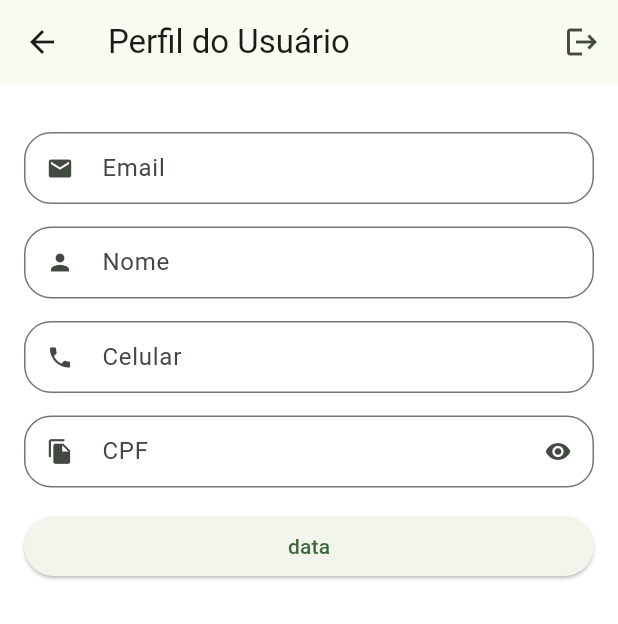
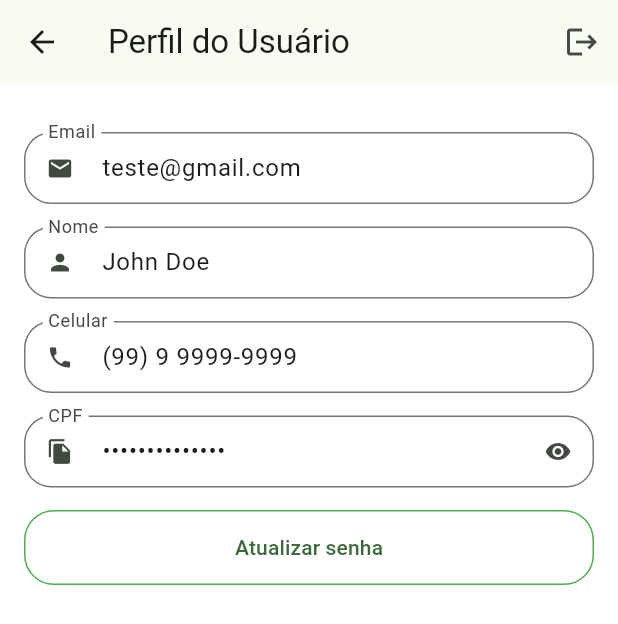
Before and after one commit to juriaCardozo/greengrocer-getx, a Flutter app: the ProfileTab screen opened directly, on a phone screen of 412 x 824 dp. Shown: the top 624 px of the screen. Run offline on Flutter 3.47's test engine with Material 2 defaults, Android fonts, the phone set to English and light mode, and no system bars; our stand-ins replace animated_text_kit, mask_text_input_formatter.

Commit message:
Fixando dados da tab perfil

```diff
--- a/lib/src/config/app_data.dart
+++ b/lib/src/config/app_data.dart
@@ -82,7 +82,7 @@ List<CartItemModel> cartItems = [
 UserModel user = UserModel(
   name: 'John Doe',
   email: 'teste@gmail.com',
-  celular: '(99) 9 9999-9999',
+  phone: '(99) 9 9999-9999',
   cpf: '999.999.999-99',
-  senha: '',
+  password: '',
 );
--- a/lib/src/models/user_model.dart
+++ b/lib/src/models/user_model.dart
@@ -1,15 +1,15 @@
 class UserModel {
   String name;
   String email;
-  String celular;
+  String phone;
   String cpf;
-  String senha;
+  String password;
 
   UserModel({
     required this.name,
     required this.email,
-    required this.celular,
+    required this.phone,
     required this.cpf,
-    required this.senha,
+    required this.password,
   });
 }
--- a/lib/src/pages/common_widgets/custom_text_field.dart
+++ b/lib/src/pages/common_widgets/custom_text_field.dart
@@ -7,13 +7,18 @@ class CustomTextField extends StatefulWidget {
   final String label;
   final bool isSecret;
   final List<TextInputFormatter>? inputFormatters;
+  final String? initialValue;
+  final bool readOnly;
 
-  const CustomTextField(
-      {super.key,
-      required this.icon,
-      required this.label,
-      this.isSecret = false,
-      this.inputFormatters});
+  const CustomTextField({
+    super.key,
+    required this.icon,
+    required this.label,
+    this.isSecret = false,
+    this.inputFormatters,
+    this.initialValue,
+    this.readOnly = false,
+  });
 
   @override
   State<CustomTextField> createState() => _CustomTextFieldState();
@@ -32,6 +37,8 @@ class _CustomTextFieldState extends State<CustomTextField> {
     return Padding(
       padding: const EdgeInsets.only(bottom: 15),
       child: TextFormField(
+        readOnly: widget.readOnly,
+        initialValue: widget.initialValue,
         inputFormatters: widget.inputFormatters,
         obscureText: isObscure,
         decoration: InputDecoration(
--- a/lib/src/pages/profile/profile_tab.dart
+++ b/lib/src/pages/profile/profile_tab.dart
@@ -1,6 +1,6 @@
 import 'package:flutter/material.dart';
 import 'package:greengrocer/src/pages/common_widgets/custom_text_field.dart';
-import 'package:greengrocer/src/models/user_model.dart' as app_data;
+import 'package:greengrocer/src/config/app_data.dart' as app_data;
 
 class ProfileTab extends StatelessWidget {
   const ProfileTab({super.key});
@@ -10,36 +10,42 @@ class ProfileTab extends StatelessWidget {
     return Scaffold(
       // AppBar
       appBar: AppBar(
-        title: Text('Perfil do Usuário'),
+        title: const Text('Perfil do Usuário'),
         actions: [
           // Botão Logout
           IconButton(
             onPressed: () {},
-            icon: Icon(Icons.logout),
+            icon: const Icon(Icons.logout),
           ),
         ],
       ),
 
       body: ListView(
-        physics: BouncingScrollPhysics(),
-        padding: EdgeInsets.fromLTRB(16, 32, 16, 16),
+        physics: const BouncingScrollPhysics(),
+        padding: const EdgeInsets.fromLTRB(16, 32, 16, 16),
         children: [
           // Email
           CustomTextField(
             icon: Icons.email,
             label: 'Email',
+            initialValue: app_data.user.email,
+            readOnly: true,
           ),
 
           // Nome
           CustomTextField(
             icon: Icons.person,
             label: 'Nome',
+            initialValue: app_data.user.name,
+            readOnly: true,
           ),
 
           // Celular
           CustomTextField(
             icon: Icons.phone,
             label: 'Celular',
+            initialValue: app_data.user.phone,
+            readOnly: true,
           ),
 
           // CPF
@@ -47,13 +53,24 @@ class ProfileTab extends StatelessWidget {
             icon: Icons.file_copy,
             label: 'CPF',
             isSecret: true,
+            initialValue: app_data.user.cpf,
+            readOnly: true,
           ),
 
           // Botão Atualizar Senha
           SizedBox(
-            child: ElevatedButton(
+            height: 50,
+            child: OutlinedButton(
+              style: OutlinedButton.styleFrom(
+                shape: RoundedRectangleBorder(
+                  borderRadius: BorderRadius.circular(20),
+                ),
+                side: const BorderSide(
+                  color: Colors.green,
+                ),
+              ),
               onPressed: () {},
-              child: Text('data'),
+              child: const Text('Atualizar senha'),
             ),
           ),
         ],
```
